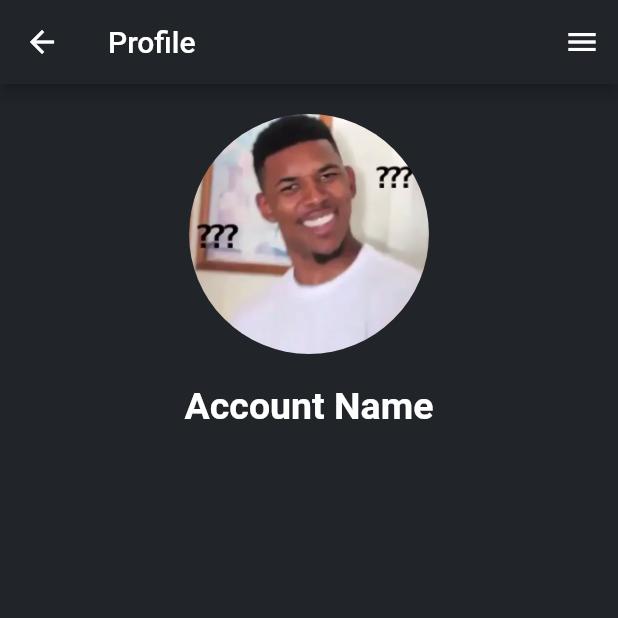
After one commit to STECHcorp/dak, a Flutter app: the ProfileMobile screen opened directly, on a phone screen of 412 x 824 dp, the top half of it. The commit adds this screen. Run offline on Flutter 3.47's test engine with Material 2 defaults, Android fonts, the phone set to English and light mode, and no system bars; our stand-ins replace cloud_firestore, firebase_auth, firebase_storage, flutter_html, flutter_spinkit, flutter_svg and 2 more; accounts and stored records are empty; network calls fail.

Commit message:
profile base

```diff
--- /dev/null
+++ b/dak/lib/screens/profile_mobile.dart
@@ -0,0 +1,52 @@
+//profile page
+import 'package:flutter/material.dart';
+import 'package:dak/components/menu.dart';
+import 'package:dak/components/post_list.dart';
+import '../constants.dart';
+
+class ProfileMobile extends StatelessWidget {
+  const ProfileMobile({Key? key}) : super(key: key);
+
+  @override
+  Widget build(BuildContext context) {
+    return Scaffold(
+      backgroundColor: bgColor,
+      appBar: AppBar(
+        backgroundColor: bgColor,
+        title: const Text("Profile"),
+        leading: IconButton(
+          icon: Icon(Icons.arrow_back, color: Colors.white),
+          onPressed: () => Navigator.of(context).pop(),
+        ),
+      ),
+      endDrawer: Drawer(
+        child: Menu(),
+      ),
+      body: Container(
+        color: bgColor,
+        width: double.infinity,
+        child: Column(
+          children: <Widget>[
+            SizedBox(
+              height: 20,
+            ),
+            CircleAvatar(
+              radius: 80.0,
+              backgroundImage: AssetImage('images/avatar.png'),
+            ),
+            SizedBox(
+              height: 20,
+            ),
+            Text(
+              "Account Name",
+              style: TextStyle(
+                fontSize: 25,
+                fontWeight: FontWeight.bold,
+              ),
+            ),
+          ],
+        ),
+      ),
+    );
+  }
+}
```
Also changed, not shown: dak/lib/pages/profile.dart (+8 -74 lines), dak/lib/screens/profile_desktop.dart (added, +85 -0 lines).
